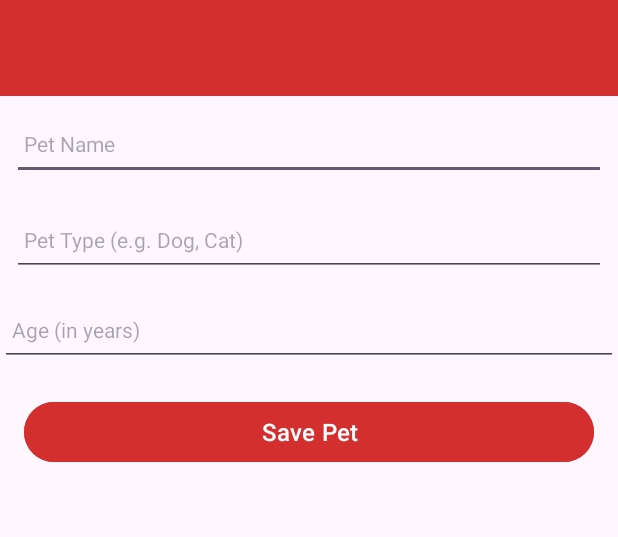
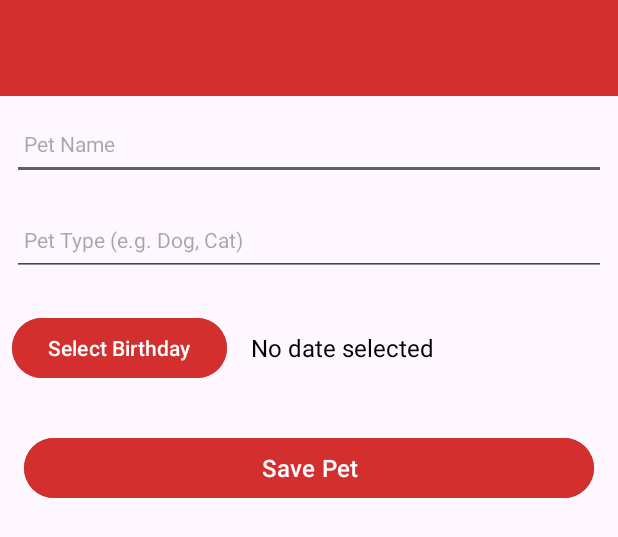
Before and after one commit to ChrisKelleher1947/Mobile-App-CA1, an Android app: the layout activity_petcare.xml on its own in the app's theme, with its tools: preview values and no code run, on a phone screen of 412 x 824 dp. Shown: the top 537 px of the screen. Run offline under Robolectric (Android 15) with nearby library versions, the phone set to English and light mode, and no system bars.

Commit message:
Added a DatePicker as a replacement for the PetAge, changed to Pet Birthday being read as a Date in format dd/mm/yyyy

```diff
--- a/app/src/main/java/org/wit/petcare/models/PetCareModel.kt
+++ b/app/src/main/java/org/wit/petcare/models/PetCareModel.kt
@@ -3,5 +3,5 @@ package org.wit.petcare.models
 data class PetCareModel(
     var petName: String = "",
     var petType: String = "",
-    var petAge: String = ""
+    var petBirthday: String = ""
 )
--- a/app/src/main/res/layout/activity_petcare.xml
+++ b/app/src/main/res/layout/activity_petcare.xml
@@ -70,19 +70,31 @@
                     android:textSize="14sp"
                     tools:ignore="VisualLintTextFieldSize" />
 
-                <EditText
-                    android:id="@+id/petAge"
+                <LinearLayout
                     android:layout_width="match_parent"
-                    android:layout_height="48dp"
-                    android:layout_marginVertical="4dp"
-                    android:autofillHints=""
-                    android:hint="@string/hint_pet_age"
-                    android:inputType="number"
-                    android:maxLength="3"
-                    android:maxLines="1"
-                    android:padding="8dp"
-                    android:textColor="@color/colorPrimaryDark"
-                    android:textSize="14sp" />
+                    android:layout_height="wrap_content"
+                    android:layout_marginVertical="8dp"
+                    android:orientation="horizontal"
+                    android:gravity="center_vertical"
+                    android:padding="8dp">
+
+                    <Button
+                        android:id="@+id/btnDatePicker"
+                        android:layout_width="wrap_content"
+                        android:layout_height="wrap_content"
+                        android:backgroundTint="@color/colorAccent"
+                        android:text="@string/button_select_birthday"
+                        android:textColor="@color/colorPrimary" />
+
+                    <TextView
+                        android:id="@+id/tvSelectedDate"
+                        android:layout_width="wrap_content"
+                        android:layout_height="wrap_content"
+                        android:layout_marginStart="16dp"
+                        android:text="No date selected"
+                        android:textColor="@color/colorPrimaryDark"
+                        android:textSize="16sp" />
+                </LinearLayout>
 
                 <Button
                     android:id="@+id/btnAddPet"
--- a/app/src/main/res/values/strings.xml
+++ b/app/src/main/res/values/strings.xml
@@ -6,5 +6,8 @@
     <string name="hint_pet_type">Pet Type (e.g. Dog, Cat)</string>
     <string name="hint_pet_age">Age (in years)</string>
     <string name="button_add_pet">Save Pet</string>
+    <string name="button_select_birthday">Select Birthday</string>
+    <string name="label_no_date">No date selected</string>
+    <string name="label_selected_date_prefix">Selected Date: %1$s</string>
 
 </resources>
```
Also changed, not shown: app/src/main/java/org/wit/petcare/activities/PetCareActivity.kt (+35 -16 lines).
